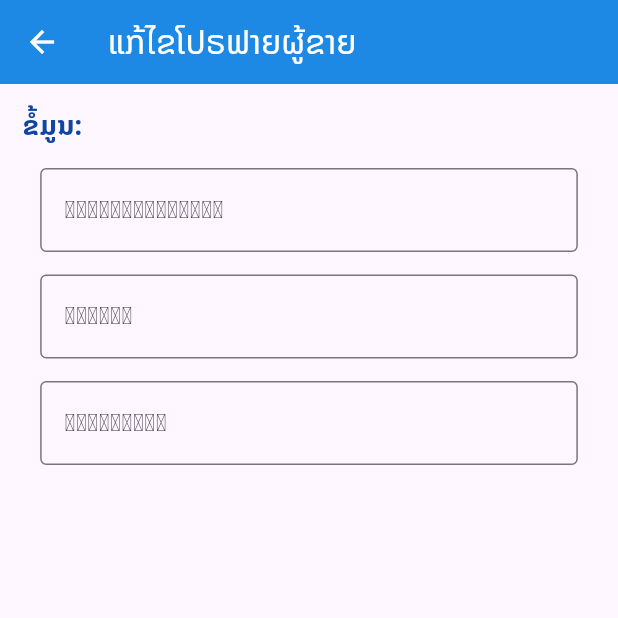
After one commit to TonAndToon/Blogger, a Flutter app: the EditProfileSeller screen opened by its route, on a phone screen of 412 x 824 dp, the top half of it. The commit adds this screen. Run offline on Flutter 3.47's test engine with Material 3 defaults, Android fonts, the phone set to English and light mode, and no system bars; our stand-ins replace cached_network_image, dio, geolocator, google_maps_flutter, image_picker, shared_preferences; accounts and stored records are empty.

Commit message:
coding edit profile seller 20250709 0524 PM

```diff
--- a/lib/bodys/show_manage_seller.dart
+++ b/lib/bodys/show_manage_seller.dart
@@ -27,6 +27,17 @@ class _ShowManageSellerState extends State<ShowManageSeller> {
   @override
   Widget build(BuildContext context) {
     return Scaffold(
+      floatingActionButton: FloatingActionButton(
+        child: Icon(
+          Icons.edit,
+          color: MyContant.whColor,
+        ),
+        backgroundColor: MyContant.primaryColor,
+        onPressed: () => Navigator.pushNamed(
+          context,
+          MyContant.rounteEditProfileSeller,
+        ),
+      ),
       body: LayoutBuilder(
         builder: (context, constraints) => Padding(
           padding: const EdgeInsets.all(8.0),
--- a/lib/main.dart
+++ b/lib/main.dart
@@ -2,6 +2,7 @@ import 'package:blogger/states/add_product.dart';
 import 'package:blogger/states/authen.dart';
 import 'package:blogger/states/buyer_service.dart';
 import 'package:blogger/states/create_account.dart';
+import 'package:blogger/states/edit_profile_seller.dart';
 import 'package:blogger/states/rider_service.dart';
 import 'package:blogger/states/saler_service.dart';
 import 'package:blogger/utility/my_contant.dart';
@@ -15,6 +16,7 @@ final Map<String, WidgetBuilder> map = {
   '/salerService': (BuildContext context) => SalerService(),
   '/riderService': (BuildContext context) => RiderService(),
   '/addProduct': (BuildContext context) => AddProduct(),
+  '/editProfileSeller': (BuildContext context) => EditProfileSeller(),
 };
 
 String? initalRounte;
--- /dev/null
+++ b/lib/states/edit_profile_seller.dart
@@ -0,0 +1,124 @@
+import 'dart:convert';
+
+import 'package:blogger/models/user_model.dart';
+import 'package:blogger/utility/my_contant.dart';
+import 'package:blogger/widgets/show_title.dart';
+import 'package:dio/dio.dart';
+import 'package:flutter/material.dart';
+import 'package:shared_preferences/shared_preferences.dart';
+
+class EditProfileSeller extends StatefulWidget {
+  const EditProfileSeller({super.key});
+
+  @override
+  State<EditProfileSeller> createState() => _EditProfileSellerState();
+}
+
+class _EditProfileSellerState extends State<EditProfileSeller> {
+  UserModel? userModel;
+  TextEditingController nameController = TextEditingController();
+  TextEditingController addressController = TextEditingController();
+  TextEditingController phoneController = TextEditingController();
+
+  @override
+  void initState() {
+    // TODO: implement initState
+    super.initState();
+    findUser();
+  }
+
+  Future<Null> findUser() async {
+    SharedPreferences preferences = await SharedPreferences.getInstance();
+    String user = preferences.getString('user')!;
+
+    String apiGetUser =
+        '${MyContant.domain}/bloggerr/getUserWhereUser.php?isAdd=true&user=$user';
+    await Dio().get(apiGetUser).then(
+      (value) {
+        print('value from API ==>> $value');
+        for (var item in json.decode(value.data)) {
+          userModel = UserModel.fromMap(item);
+          nameController.text = userModel!.name;
+          addressController.text = userModel!.address;
+          phoneController.text = userModel!.phone;
+        }
+      },
+    );
+  }
+
+  @override
+  Widget build(BuildContext context) {
+    return Scaffold(
+        appBar: AppBar(
+          foregroundColor: MyContant.whColor,
+          title: Text(
+            'ແກ້ໄຂໂປຣຟາຍຜູ້ຂາຍ',
+            style: TextStyle(fontFamily: 'NotoSansLao'),
+          ),
+        ),
+        body: LayoutBuilder(
+          builder: (context, constraints) => ListView(
+            padding: EdgeInsets.all(15),
+            children: [
+              buildTitle('ຂໍ້ມູນ:'),
+              buildName(constraints),
+              buildAddress(constraints),
+              buildPhone(constraints),
+            ],
+          ),
+        ));
+  }
+
+  Row buildName(BoxConstraints constraints) {
+    return Row(
+              mainAxisAlignment: MainAxisAlignment.center,
+              children: [
+                Container(margin: EdgeInsets.only(top: 15),
+                  width: constraints.maxWidth * 0.87,
+                  child: TextField(controller: nameController,
+                    decoration: InputDecoration(labelText: 'ຊື່ແລະນາມສະກຸນ',
+                      border: OutlineInputBorder(),
+                    ),
+                  ),
+                ),
+              ],
+            );
+  }
+  Row buildAddress(BoxConstraints constraints) {
+    return Row(
+              mainAxisAlignment: MainAxisAlignment.center,
+              children: [
+                Container(margin: EdgeInsets.only(top: 15),
+                  width: constraints.maxWidth * 0.87,
+                  child: TextField(controller: addressController,
+                    decoration: InputDecoration(labelText: 'ທີ່ຢູ່',
+                      border: OutlineInputBorder(),
+                    ),
+                  ),
+                ),
+              ],
+            );
+  }
+  Row buildPhone(BoxConstraints constraints) {
+    return Row(
+              mainAxisAlignment: MainAxisAlignment.center,
+              children: [
+                Container(margin: EdgeInsets.only(top: 15),
+                  width: constraints.maxWidth * 0.87,
+                  child: TextField(controller: phoneController,
+                    decoration: InputDecoration(labelText: 'ເບີຕີດຕໍ່',
+                      border: OutlineInputBorder(),
+                    ),
+                  ),
+                ),
+              ],
+            );
+  }
+
+  ShowTitle buildTitle(String title) {
+    return ShowTitle(
+      title: title,
+      textStyle: MyContant().h2StyleD(),
+    );
+  }
+}
--- a/lib/utility/my_contant.dart
+++ b/lib/utility/my_contant.dart
@@ -4,7 +4,7 @@ class MyContant {
   //General
   static String appName = 'LDB Blogger';
   static String version = ' 20250605.V1.0.1';
-  static String domain = 'https://4ebaa64158b4.ngrok-free.app';
+  static String domain = 'https://af7778492b00.ngrok-free.app';
 
   //Route
   static String rounteAuthen = '/authen';
@@ -13,6 +13,7 @@ class MyContant {
   static String rounteSalerService = '/salerService';
   static String rounteRiderService = '/riderService';
   static String rounteAddProduct = '/addProduct';
+  static String rounteEditProfileSeller = '/editProfileSeller';
 
   //Images
   static String img1 = 'assets/images/ATM1.webp';
```
